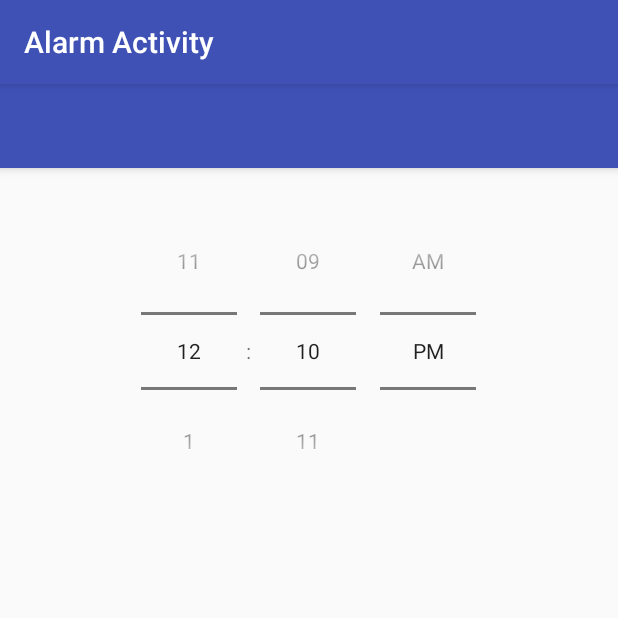
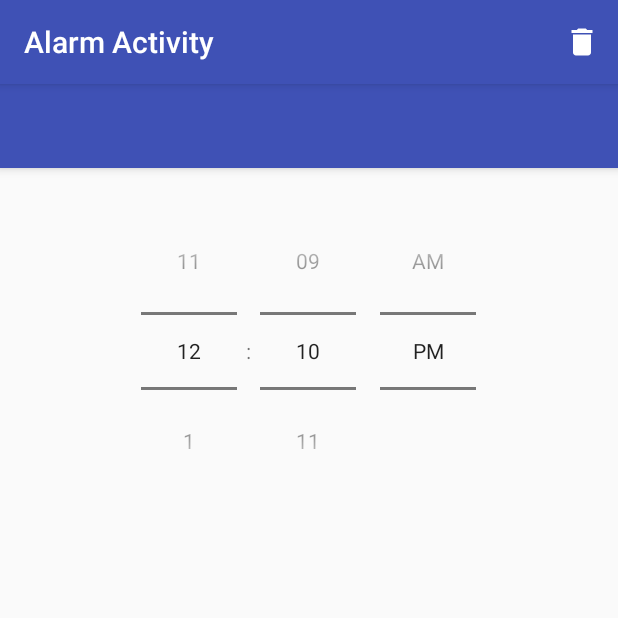
Before and after one commit to nwsl/Oven-Fresh, an Android app: the AlarmActivity screen opened directly, with no data from a screen before it, after a tap on an icon or button, on a phone screen of 412 x 824 dp, the top half of it. Run offline under Robolectric (Android 15) with nearby library versions, the phone set to English and light mode, and no system bars.

Commit message:
Updated Icon and Deleted Make Order

```diff
--- a/app/src/main/java/com/example/snowyleung/oven_fresh/MainActivity.java
+++ b/app/src/main/java/com/example/snowyleung/oven_fresh/MainActivity.java
@@ -6,7 +6,7 @@ import android.os.Bundle;
 import android.view.View;
 import android.widget.Button;
 
-import com.example.snowyleung.oven_fresh.Alarm.AlarmActivity;
+import com.example.snowyleung.oven_fresh.alarm.AlarmActivity;
 import com.example.snowyleung.oven_fresh.BakerySearch.MapsActivity;
 import com.example.snowyleung.oven_fresh.Schedule.ScheduleActivity;
 
--- a/app/src/main/java/com/example/snowyleung/oven_fresh/Alarm/AlarmAdapter.java
+++ b/app/src/main/java/com/example/snowyleung/oven_fresh/alarm/AlarmAdapter.java
@@ -1,6 +1,6 @@
 // AlarmAdapter.java
 // Subclass of RecyclerView.Adapter that binds alarm to RecyclerView
-package com.example.snowyleung.oven_fresh.Alarm;
+package com.example.snowyleung.oven_fresh.alarm;
 
 import android.database.Cursor;
 import android.net.Uri;
@@ -10,7 +10,7 @@ import android.view.View;
 import android.view.ViewGroup;
 import android.widget.TextView;
 
-import com.example.snowyleung.oven_fresh.Alarm.data.DatabaseDescription.Alarm;
+import com.example.snowyleung.oven_fresh.alarm.data.DatabaseDescription.Alarm;
 
 public class   AlarmAdapter
    extends RecyclerView.Adapter<AlarmAdapter.ViewHolder> {
--- a/app/src/main/java/com/example/snowyleung/oven_fresh/Alarm/AlarmFragment.java
+++ b/app/src/main/java/com/example/snowyleung/oven_fresh/alarm/AlarmFragment.java
@@ -1,5 +1,4 @@
-// Fragment subclass that displays the alphabetical list of contact names
-package com.example.snowyleung.oven_fresh.Alarm;
+package com.example.snowyleung.oven_fresh.alarm;
 
 import android.content.Context;
 import android.database.Cursor;
@@ -17,45 +16,38 @@ import android.view.View;
 import android.view.ViewGroup;
 
 import com.example.snowyleung.oven_fresh.R;
-import com.example.snowyleung.oven_fresh.Alarm.data.DatabaseDescription.Alarm;
+import com.example.snowyleung.oven_fresh.alarm.data.DatabaseDescription.Alarm;
 
 public class AlarmFragment extends Fragment
-   implements LoaderManager.LoaderCallbacks<Cursor> {
+   implements LoaderManager.LoaderCallbacks<Cursor>{
 
-   // callback method implemented by MainActivity
    public interface AlarmFragmentListener {
-      // called when contact selected
       void onAlarmSelected(Uri alarmUri);
 
       void onAddAlarm();
    }
 
-   private static final int ALARM_LOADER = 0; // identifies Loader
+   private static final int ALARM_LOADER = 0;
 
-   // used to inform the MainActivity when a contact is selected
    private AlarmFragmentListener listener;
 
-   private AlarmAdapter alarmAdapter; // adapter for recyclerView
+   private AlarmAdapter alarmAdapter;
 
-   // configures this fragment's GUI
    @Override
    public View onCreateView(
            LayoutInflater inflater, ViewGroup container,
            Bundle savedInstanceState) {
       super.onCreateView(inflater, container, savedInstanceState);
-      setHasOptionsMenu(true); // fragment has menu items to display
+      setHasOptionsMenu(true);
 
-      // inflate GUI and get reference to the RecyclerView
       View view = inflater.inflate(
          R.layout.fragment_alarm_list, container, false);
       RecyclerView recyclerView =
          (RecyclerView) view.findViewById(R.id.recyclerView);
 
-      // recyclerView should display items in a vertical list
       recyclerView.setLayoutManager(
          new LinearLayoutManager(getActivity().getBaseContext()));
 
-      // create recyclerView's adapter and item click listener
       alarmAdapter = new AlarmAdapter(
          new AlarmAdapter.AlarmClickListener() {
             @Override
@@ -64,15 +56,12 @@ public class AlarmFragment extends Fragment
             }
          }
       );
-      recyclerView.setAdapter(alarmAdapter); // set the adapter
+      recyclerView.setAdapter(alarmAdapter);
 
-      // attach a custom ItemDecorator to draw dividers between list items
       recyclerView.addItemDecoration(new ItemDivider(getContext()));
 
-      // improves performance if RecyclerView's layout size never changes
       recyclerView.setHasFixedSize(true);
 
-      // get the FloatingActionButton and configure its listener
       FloatingActionButton addButton =
               (FloatingActionButton) view.findViewById(R.id.btnAddAlarm);
       addButton.setOnClickListener(
@@ -88,57 +77,48 @@ public class AlarmFragment extends Fragment
       return view;
    }
 
-   // set ContactsFragmentListener when fragment attached
    @Override
    public void onAttach(Context context) {
       super.onAttach(context);
       listener = (AlarmFragmentListener) context;
    }
 
-   // remove ContactsFragmentListener when Fragment detached
    @Override
    public void onDetach() {
       super.onDetach();
       listener = null;
    }
 
-   // initialize a Loader when this fragment's activity is created
    @Override
    public void onActivityCreated(Bundle savedInstanceState) {
       super.onActivityCreated(savedInstanceState);
       getLoaderManager().initLoader(ALARM_LOADER, null, this);
    }
 
-   // called from MainActivity when other Fragment's update database
    public void updateAlarmList() {
       alarmAdapter.notifyDataSetChanged();
    }
 
-   // called by LoaderManager to create a Loader
    @Override
    public Loader<Cursor> onCreateLoader(int id, Bundle args) {
-      // create an appropriate CursorLoader based on the id argument;
-      // only one Loader in this fragment, so the switch is unnecessary
       switch (id) {
          case ALARM_LOADER:
             return new CursorLoader(getActivity(),
-               Alarm.CONTENT_URI, // Uri of contacts table
-               null, // null projection returns all columns
-               null, // null selection returns all rows
-               null, // no selection arguments
+               Alarm.CONTENT_URI,
+               null,
+               null,
+               null,
                Alarm.COLUMN_NAME + " COLLATE NOCASE ASC"); // sort order
          default:
             return null;
       }
    }
 
-   // called by LoaderManager when loading completes
    @Override
    public void onLoadFinished(Loader<Cursor> loader, Cursor data) {
       alarmAdapter.swapCursor(data);
    }
 
-   // called by LoaderManager when the Loader is being reset
    @Override
    public void onLoaderReset(Loader<Cursor> loader) {
       alarmAdapter.swapCursor(null);
--- a/app/src/main/java/com/example/snowyleung/oven_fresh/Alarm/ItemDivider.java
+++ b/app/src/main/java/com/example/snowyleung/oven_fresh/alarm/ItemDivider.java
@@ -1,7 +1,7 @@
 // ItemDivider.java
 // Class that defines dividers displayed between the RecyclerView items;
 // based on Google's sample implementation at bit.ly/DividerItemDecoration
-package com.example.snowyleung.oven_fresh.Alarm;
+package com.example.snowyleung.oven_fresh.alarm;
 
 import android.content.Context;
 import android.graphics.Canvas;
--- a/app/src/main/java/com/example/snowyleung/oven_fresh/Alarm/data/DatabaseDescription.java
+++ b/app/src/main/java/com/example/snowyleung/oven_fresh/alarm/data/DatabaseDescription.java
@@ -1,7 +1,7 @@
 // DatabaseDescription.java
 // Describes the table name and column names for this app's database,
 // and other information required by the ContentProvider
-package com.example.snowyleung.oven_fresh.Alarm.data;
+package com.example.snowyleung.oven_fresh.alarm.data;
 
 import android.content.ContentUris;
 import android.net.Uri;
@@ -10,7 +10,7 @@ import android.provider.BaseColumns;
 public class DatabaseDescription {
    // ContentProvider's name: typically the package name
    public static final String AUTHORITY =
-      "com.example.snowyleung.data";
+      "com.example.snowyleung.oven_fresh.alarm.data";
 
    // base URI used to interact with the ContentProvider
    private static final Uri BASE_CONTENT_URI =
@@ -18,7 +18,7 @@ public class DatabaseDescription {
 
    // nested class defines contents of the contacts table4
    public static final class Alarm implements BaseColumns {
-      public static final String TABLE_NAME = "alarms"; // table's name
+      public static final String TABLE_NAME = "alarm"; // table's name
 
       // Uri for the contacts table
       public static final Uri CONTENT_URI =
--- /dev/null
+++ b/app/src/main/res/drawable/ic_delete_24dp.xml
@@ -0,0 +1,9 @@
+<vector xmlns:android="http://schemas.android.com/apk/res/android"
+        android:width="24dp"
+        android:height="24dp"
+        android:viewportHeight="24.0"
+        android:viewportWidth="24.0">
+   <path
+      android:fillColor="@android:color/white"
+      android:pathData="M6,19c0,1.1 0.9,2 2,2h8c1.1,0 2,-0.9 2,-2V7H6v12zM19,4h-3.5l-1,-1h-5l-1,1H5v2h14V4z"/>
+</vector>
--- a/app/src/main/res/layout-large/content_main.xml
+++ b/app/src/main/res/layout-large/content_main.xml
@@ -18,7 +18,7 @@
 
    <fragment
       android:id="@+id/alarmFragment"
-      android:name="com.example.snowyleung.oven_fresh.Alarm.AlarmFragment"
+      android:name="com.example.snowyleung.oven_fresh.alarm.AlarmFragment"
       android:layout_width="0dp"
       android:layout_height="match_parent"
       android:layout_marginEnd="16dp"
--- a/app/src/main/res/layout/activity_main.xml
+++ b/app/src/main/res/layout/activity_main.xml
@@ -7,8 +7,8 @@
     tools:context="com.example.snowyleung.oven_fresh.MainActivity">
 
     <LinearLayout
-        android:layout_width="368dp"
-        android:layout_height="495dp"
+        android:layout_width="match_parent"
+        android:layout_height="match_parent"
         android:orientation="vertical"
         android:weightSum="1"
         tools:layout_editor_absoluteX="8dp"
--- a/app/src/main/res/layout/activity_schedule.xml
+++ b/app/src/main/res/layout/activity_schedule.xml
@@ -7,8 +7,8 @@
     tools:context="com.example.snowyleung.oven_fresh.Schedule.ScheduleActivity">
 
     <LinearLayout
-        android:layout_width="368dp"
-        android:layout_height="495dp"
+        android:layout_width="match_parent"
+        android:layout_height="match_parent"
         android:orientation="vertical"
         tools:layout_editor_absoluteX="8dp"
         tools:layout_editor_absoluteY="8dp"
--- a/app/src/main/res/layout/content_alarm.xml
+++ b/app/src/main/res/layout/content_alarm.xml
@@ -5,7 +5,7 @@
     android:layout_width="match_parent"
     android:layout_height="match_parent"
     app:layout_behavior="@string/appbar_scrolling_view_behavior"
-    tools:context="com.example.snowyleung.oven_fresh.Alarm.AlarmActivity"
+    tools:context="com.example.snowyleung.oven_fresh.alarm.AlarmActivity"
     tools:showIn="@layout/activity_alarm">
 
 </android.support.constraint.ConstraintLayout>
--- a/app/src/main/res/layout/content_main.xml
+++ b/app/src/main/res/layout/content_main.xml
@@ -10,4 +10,4 @@
    android:paddingRight="16dp"
    android:paddingTop="16dp"
    app:layout_behavior="@string/appbar_scrolling_view_behavior"
-   tools:context=".Alarm.AlarmActivity"/>
+   tools:context=".alarm.AlarmActivity"/>
--- a/app/src/main/res/layout/fragment_alarm_setting.xml
+++ b/app/src/main/res/layout/fragment_alarm_setting.xml
@@ -25,15 +25,16 @@
             android:id="@+id/bread"
             android:layout_width="match_parent"
             android:layout_height="wrap_content"
+            android:gravity="center"
             android:text="What bread you would like to be alarmed?"
-            android:gravity="center"
-            android:textColor="#A0A0A0"/>
+            android:textColor="#A0A0A0" />
 
         <Button
             android:id="@+id/btnTimeFormat"
             android:layout_width="match_parent"
             android:layout_height="wrap_content"
-            android:text="Change Time Format"/>
+            android:onClick="onClick"
+            android:text="Change Time Format" />
 
         <LinearLayout
             android:layout_width="match_parent"
--- /dev/null
+++ b/app/src/main/res/menu/fragment_addedit_menu.xml
@@ -0,0 +1,11 @@
+<?xml version="1.0" encoding="utf-8"?>
+<menu xmlns:android="http://schemas.android.com/apk/res/android"
+      xmlns:app="http://schemas.android.com/apk/res-auto">
+
+   <item
+      android:id="@+id/action_delete"
+      android:icon="@drawable/ic_delete_24dp"
+      android:orderInCategory="2"
+      android:title="@string/menuitem_delete"
+      app:showAsAction="always"/>
+</menu>
```
Also changed, not shown: app/src/main/AndroidManifest.xml (+16 -3 lines), app/src/main/java/com/example/snowyleung/oven_fresh/alarm/AddEditFragment.java (renamed from app/src/main/java/com/example/snowyleung/oven_fresh/Alarm/AddEditFragment.java, +92 -35 lines), app/src/main/java/com/example/snowyleung/oven_fresh/alarm/AlarmActivity.java (renamed from app/src/main/java/com/example/snowyleung/oven_fresh/Alarm/AlarmActivity.java, +11 -1 lines), app/src/main/java/com/example/snowyleung/oven_fresh/alarm/AlarmReceiver.java (added, +20 -0 lines), app/src/main/java/com/example/snowyleung/oven_fresh/alarm/data/AlarmContentProvider.java (renamed from app/src/main/java/com/example/snowyleung/oven_fresh/Alarm/data/AlarmContentProvider.java, +6 -6 lines), app/src/main/java/com/example/snowyleung/oven_fresh/alarm/data/AlarmDatabaseHelper.java (renamed from app/src/main/java/com/example/snowyleung/oven_fresh/Alarm/data/AlarmDatabaseHelper.java, +5 -5 lines), 1 other file.
